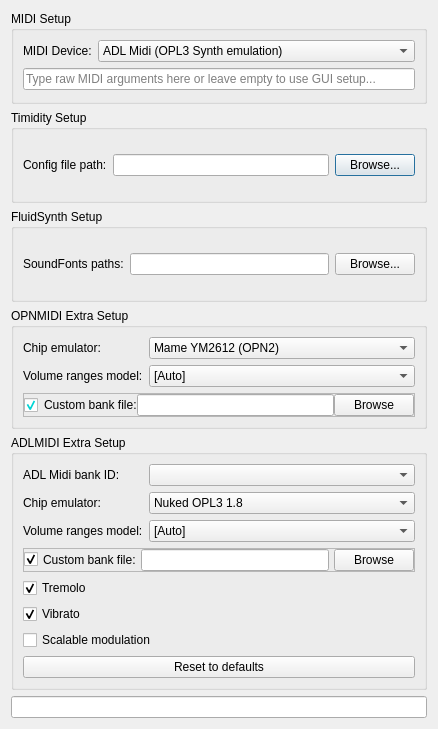
Qt form examples/MusPlay-Qt/MainWindow/setup_midi.ui (WohlSoft/SDL-Mixer-X) before a commit.
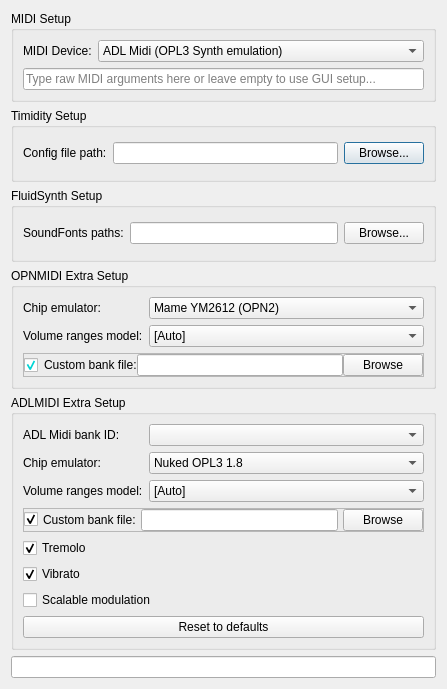
The same form after that commit.

Commit message: ADLMIDI: Added more volume models into the list

Diff of the .ui file:
```diff
--- a/examples/MusPlay-Qt/MainWindow/setup_midi.ui
+++ b/examples/MusPlay-Qt/MainWindow/setup_midi.ui
@@ -6,8 +6,8 @@
    <rect>
     <x>0</x>
     <y>0</y>
-    <width>438</width>
-    <height>729</height>
+    <width>447</width>
+    <height>689</height>
    </rect>
   </property>
   <property name="windowTitle">
```
Left out of the diff: 21 changed lines with no effect on the pictures. The commit also changes 1 other file.
